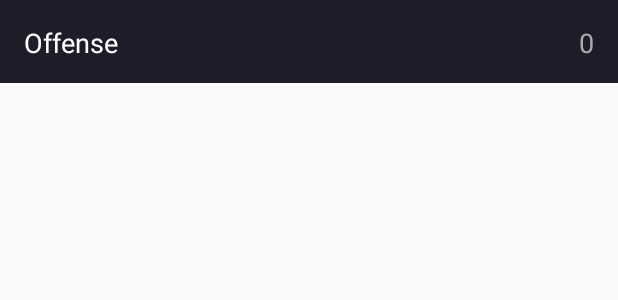
After one commit to NSKomodo/quito-seguro-android, an Android app: the layout item_stats.xml on its own in the app's theme, with its tools: preview values and no code run, on a phone screen of 412 x 824 dp. The commit adds this screen. Shown: the top 300 px of the screen. Run offline under Robolectric (Android 15) with nearby library versions, the phone set to English and light mode, and no system bars.

Commit message:
Add stats screen.

```diff
--- /dev/null
+++ b/app/src/main/res/layout/item_stats.xml
@@ -0,0 +1,32 @@
+<?xml version="1.0" encoding="utf-8"?>
+<RelativeLayout xmlns:android="http://schemas.android.com/apk/res/android"
+    xmlns:tools="http://schemas.android.com/tools"
+    android:orientation="horizontal"
+    android:layout_width="match_parent"
+    android:layout_height="55dp"
+    android:padding="16dp"
+    android:background="@color/colorListItemBackground">
+
+    <TextView
+        android:layout_width="wrap_content"
+        android:layout_height="wrap_content"
+        android:textAppearance="?android:attr/textAppearanceMedium"
+        tools:text="Offense"
+        android:id="@+id/offenseTextView"
+        android:layout_centerVertical="true"
+        android:layout_alignParentLeft="true"
+        android:layout_alignParentStart="true"
+        android:textColor="@android:color/white" />
+
+    <TextView
+        android:layout_width="wrap_content"
+        android:layout_height="wrap_content"
+        android:textAppearance="?android:attr/textAppearanceMedium"
+        tools:text="0"
+        android:id="@+id/numberTextView"
+        android:layout_gravity="right"
+        android:layout_centerVertical="true"
+        android:layout_alignParentRight="true"
+        android:layout_alignParentEnd="true"
+        android:textColor="@android:color/darker_gray" />
+</RelativeLayout>
--- a/app/src/main/res/menu/activity_main_drawer.xml
+++ b/app/src/main/res/menu/activity_main_drawer.xml
@@ -5,7 +5,8 @@
         <item
             android:id="@+id/nav_reports"
             android:icon="@drawable/ic_my_location_black"
-            android:title="@string/reported_offenses" />
+            android:title="@string/reported_offenses"
+            android:checked="true" />
         <item
             android:id="@+id/nav_stats"
             android:icon="@drawable/ic_stats_black"
--- a/app/src/main/res/values/colors.xml
+++ b/app/src/main/res/values/colors.xml
@@ -1,6 +1,7 @@
 <?xml version="1.0" encoding="utf-8"?>
 <resources>
     <color name="colorPrimary">#443F46</color>
-    <color name="colorPrimaryDark">#11101D</color>
+    <color name="colorPrimaryDark">#11101d</color>
     <color name="colorAccent">#F44336</color>
+    <color name="colorListItemBackground">#1d1c29</color>
 </resources>
```
Also changed, not shown: app/src/main/java/co/profapps/quitoseguro/MainActivity.java (+20 -1 lines), app/src/main/java/co/profapps/quitoseguro/fragment/StatsListFragment.java (added, +102 -0 lines).
